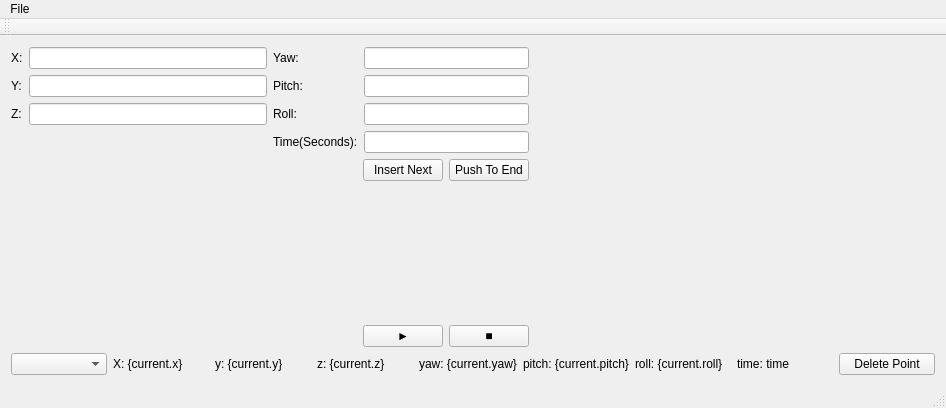
Before: the Qt Designer form mainwindow.ui in UtaCableDrivenRobot/WiredRobotApp, drawn with Qt 5.
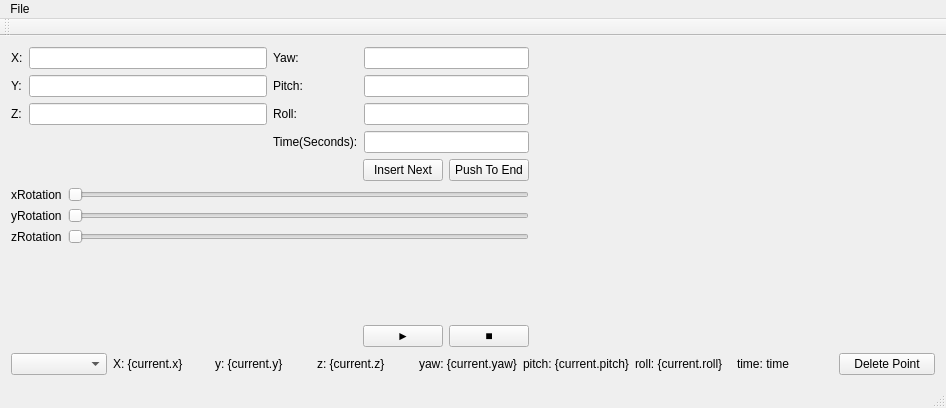
After: the same form once the commit is applied. Custom widgets are drawn as their Qt base class.

Commit message: eye rotation works and added sliders

What changed in the file:
```diff
--- a/mainwindow.ui
+++ b/mainwindow.ui
@@ -164,6 +164,52 @@
             </item>
            </layout>
           </item>
+          <item>
+           <layout class="QFormLayout" name="formLayout_3">
+            <item row="0" column="0">
+             <widget class="QLabel" name="label">
+              <property name="text">
+               <string>xRotation</string>
+              </property>
+             </widget>
+            </item>
+            <item row="0" column="1">
+             <widget class="QSlider" name="horizontalSlider">
+              <property name="orientation">
+               <enum>Qt::Horizontal</enum>
+              </property>
+             </widget>
+            </item>
+            <item row="1" column="0">
+             <widget class="QLabel" name="label_2">
+              <property name="text">
+               <string>yRotation</string>
+              </property>
+             </widget>
+            </item>
+            <item row="2" column="0">
+             <widget class="QLabel" name="label_3">
+              <property name="text">
+               <string>zRotation</string>
+              </property>
+             </widget>
+            </item>
+            <item row="1" column="1">
+             <widget class="QSlider" name="horizontalSlider_2">
+              <property name="orientation">
+               <enum>Qt::Horizontal</enum>
+              </property>
+             </widget>
+            </item>
+            <item row="2" column="1">
+             <widget class="QSlider" name="horizontalSlider_3">
+              <property name="orientation">
+               <enum>Qt::Horizontal</enum>
+              </property>
+             </widget>
+            </item>
+           </layout>
+          </item>
           <item>
            <spacer name="verticalSpacer">
             <property name="orientation">
```
The commit also changes 2 other files.
